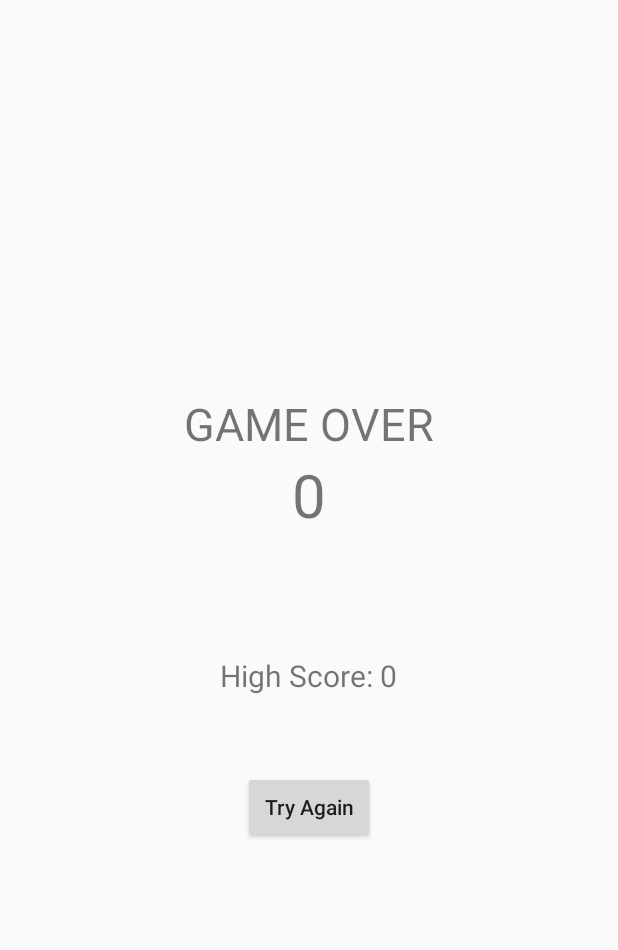
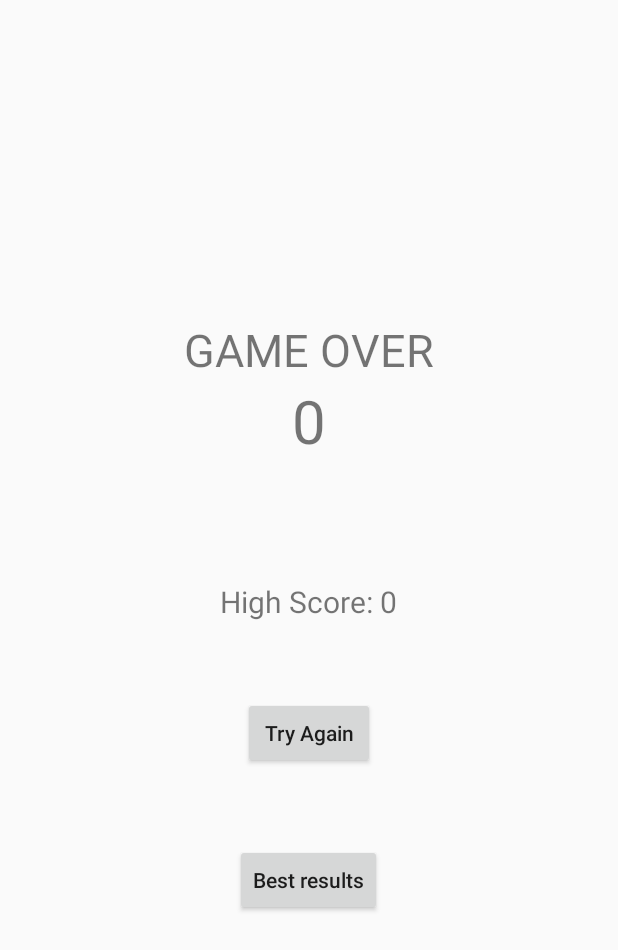
Before and after one commit to Lindholm957/Catch-The-Ball, an Android app: the result screen opened directly, with no data from a screen before it, on a phone screen of 412 x 824 dp. Shown: the top 950 px of the screen. Run offline under Robolectric (Android 15) with nearby library versions, the phone set to English and light mode, and no system bars.

Commit message:
My first experience with VCS!

```diff
--- a/app/src/main/java/com/example/catchtheball/result.java
+++ b/app/src/main/java/com/example/catchtheball/result.java
@@ -7,9 +7,11 @@ import android.support.v7.app.AppCompatActivity;
 import android.os.Bundle;
 import android.view.KeyEvent;
 import android.view.View;
+import android.widget.Button;
 import android.widget.TextView;
 
 public class result extends AppCompatActivity {
+
 
     @Override
     protected void onCreate(Bundle savedInstanceState) {
@@ -18,9 +20,13 @@ public class result extends AppCompatActivity {
 
         TextView scoreLabel = (TextView) findViewById(R.id.scoreLabel);
         TextView highScoreLabel = (TextView) findViewById(R.id.highScoreLabel);
+        TextView best_results = (Button) findViewById(R.id.best_results);
+
 
         int score = getIntent().getIntExtra("SCORE", 0);
         scoreLabel.setText(score + "");
+
+
 
         SharedPreferences settings = getSharedPreferences("GAME_DATA", Context.MODE_PRIVATE);
         int highScore = settings.getInt("HIGH_SCORE", 0);
@@ -35,11 +41,24 @@ public class result extends AppCompatActivity {
         } else {
             highScoreLabel.setText("High Score: " + highScore);
         }
+
+
+        SharedPreferences preferences = getSharedPreferences("PREFS", 0);
+        SharedPreferences.Editor editor = preferences.edit();
+        editor.putInt("lastScore", score);
+        editor.apply();
+
     }
 
     public void tryAgain(View view){
         startActivity(new Intent(getApplicationContext(), MainActivity.class));
     }
+
+    public void all_results(View view){
+        startActivity(new Intent(getApplicationContext(), all_results.class));
+    }
+
+
 
     //Кнопка "назад" остановлена
     @Override
@@ -52,4 +71,6 @@ public class result extends AppCompatActivity {
         }
         return super.dispatchKeyEvent(event);
     }
+
+
 }
--- a/app/src/main/res/layout/activity_result.xml
+++ b/app/src/main/res/layout/activity_result.xml
@@ -35,4 +35,13 @@
         android:textAllCaps="false"
         android:onClick="tryAgain"/>
 
+    <Button
+        android:id="@+id/best_results"
+        android:layout_width="wrap_content"
+        android:layout_height="wrap_content"
+        android:layout_marginTop="50dp"
+        android:text="Best results"
+        android:textAllCaps="false"
+        android:onClick="all_results"/>
+
 </LinearLayout>
```
Also changed, not shown: app/src/main/AndroidManifest.xml (+10 -6 lines), app/src/main/java/com/example/catchtheball/all_results.java (added, +95 -0 lines), app/src/main/res/layout/activity_all_results.xml (added, +17 -0 lines).
